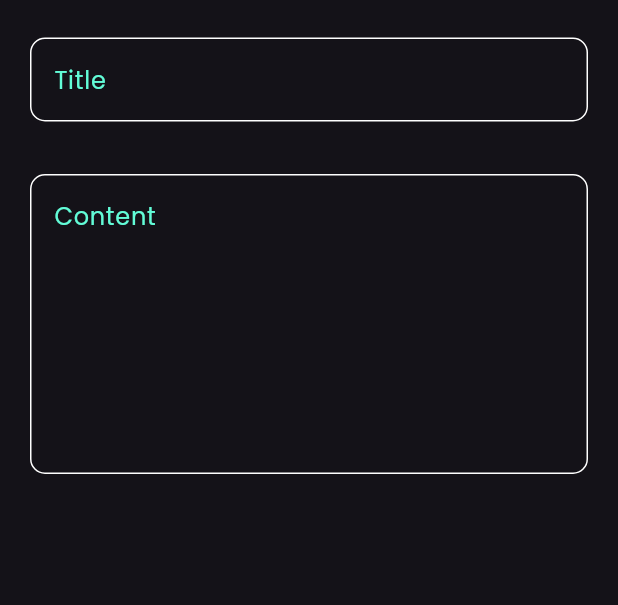
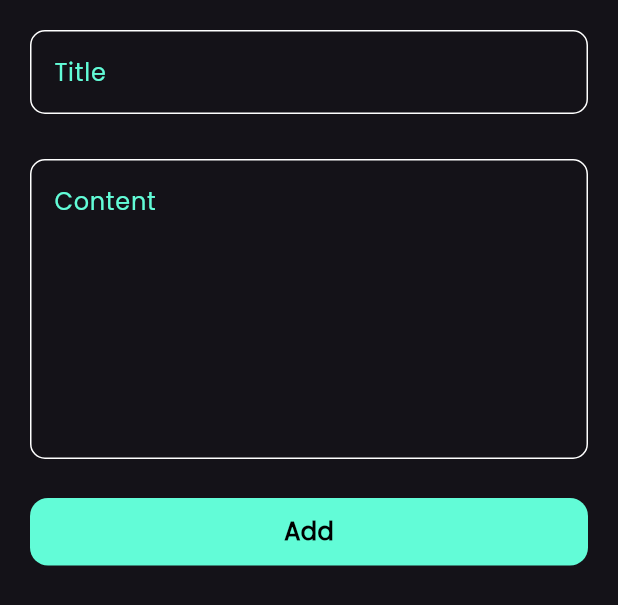
Before and after one commit to mostafaelsayed015542-afk/notes_app, a Flutter app: the AddNodeBottomsheet widget shown alone on an empty page, opened directly, on a phone screen of 412 x 824 dp. Shown: the top 605 px of the screen. Run offline on Flutter 3.47's test engine with Material 3 defaults, Android fonts, the phone set to English and light mode, and no system bars.

Commit message:
finish notes bottom sheet

```diff
--- a/lib/widgets/add_node_bottomsheet.dart
+++ b/lib/widgets/add_node_bottomsheet.dart
@@ -1,5 +1,6 @@
 import 'package:flutter/material.dart';
 import 'package:notes_app/widgets/constant.dart';
+import 'package:notes_app/widgets/custom_button.dart';
 import 'package:notes_app/widgets/custom_textfield.dart';
 
 class AddNodeBottomsheet extends StatelessWidget {
@@ -7,18 +8,27 @@ class AddNodeBottomsheet extends StatelessWidget {
 
   @override
   Widget build(BuildContext context) {
-    return Container(
+    return Padding(
+      padding: const EdgeInsets.symmetric(horizontal: 20),
+      child: SingleChildScrollView(
+        scrollDirection: Axis.vertical,
+        child: Container(
           child: Column(
             children: [
               Padding(
-            padding: const EdgeInsets.symmetric(vertical: 25,horizontal: 20),
+                padding: const EdgeInsets.symmetric(vertical: 20),
                 child: CustomTextfield(hint: 'Title',maxlines: 1,),
               ),
               Padding(
-            padding: const EdgeInsets.symmetric(vertical: 10,horizontal: 20),
+                padding: const EdgeInsets.symmetric(vertical: 10),
                 child: CustomTextfield(hint: 'Content',maxlines: 7,),
-          )
+              ),
+              SizedBox(height: 16,),
+               CustomButton(),
+               SizedBox(height: 30,)
             ],
+          ),
+        ),
       ),
     );
   }
--- /dev/null
+++ b/lib/widgets/custom_button.dart
@@ -0,0 +1,20 @@
+import 'package:flutter/material.dart';
+import 'package:notes_app/widgets/constant.dart';
+
+class CustomButton extends StatelessWidget {
+  const CustomButton({super.key});
+
+  @override
+  Widget build(BuildContext context) {
+    return  Container(
+              width: MediaQuery.of(context).size.width,
+              height: 45,
+              decoration: BoxDecoration(
+                 color: kprimarycolor,
+                 borderRadius: BorderRadius.circular(12),
+              ),
+              child: Center(child: Text('Add',style: TextStyle(fontSize: 16,fontWeight: FontWeight.bold,color: Colors.black),)),
+
+            );
+  }
+}
```
Lines whose indentation alone changed are shown as unchanged.
